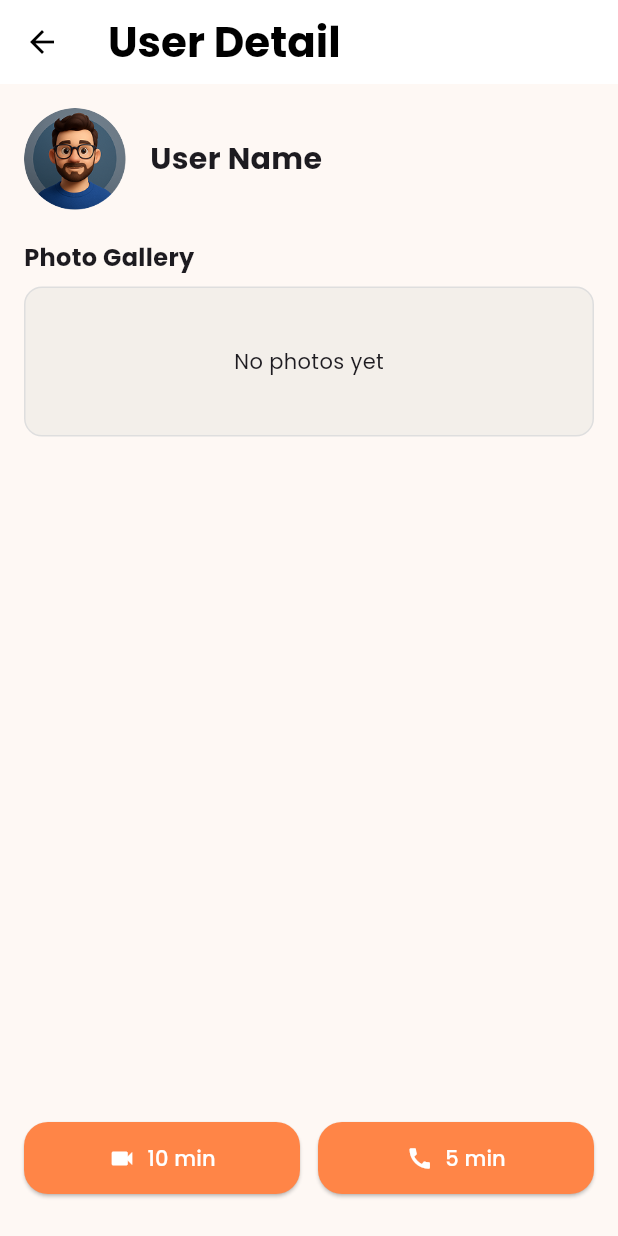
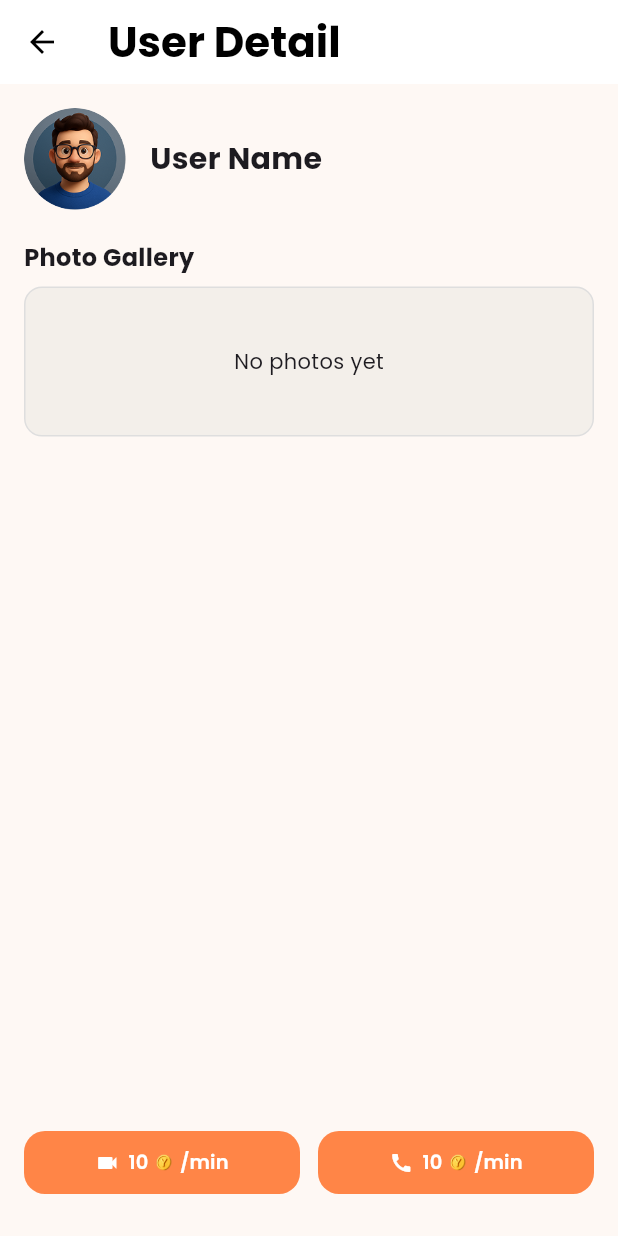
Before and after one commit to TechnovaTech/yaari-next-app, a Flutter app: the UserDetailScreen screen opened by its route, on a phone screen of 412 x 824 dp. Run offline on Flutter 3.47's test engine with Material 3 defaults, Android fonts, the phone set to English and light mode, and no system bars; our stand-ins replace google_fonts, image_picker, pinput, shared_preferences, video_player; missing offline and left inert: dart:js, dart:js_util, razorpay_flutter; accounts and stored records are empty; network calls fail; project files that could hold a hidden picture were left out.

Commit message:
feat(user-detail): add call access controls and balance checks
- Implement call access controls based on user permissions
- Add balance checks before initiating calls
- Replace static time buttons with dynamic rate buttons
- Add dialogs for call confirmation and permission requests

```diff
--- a/app_deting 2/lib/screens/user_detail_screen.dart
+++ b/app_deting 2/lib/screens/user_detail_screen.dart
@@ -4,6 +4,8 @@ import 'package:flutter/material.dart';
 import 'package:app_deting/models/profile_store.dart';
 import 'package:http/http.dart' as http;
 import 'package:shared_preferences/shared_preferences.dart';
+import '../widgets/call_dialogs.dart';
+import '../services/users_api.dart';
 
 class UserDetailScreen extends StatefulWidget {
   const UserDetailScreen({super.key});
@@ -16,10 +18,51 @@ class UserDetailScreen extends StatefulWidget {
 }
 
 class _UserDetailScreenState extends State<UserDetailScreen> {
+  int _coinBalance = 100;
+  Settings _settings = const Settings();
+  String _callAccess = 'full';
+
   @override
   void initState() {
     super.initState();
     _loadAndFetchUser();
+    _loadSettings();
+  }
+
+  Future<void> _loadSettings() async {
+    try {
+      final prefs = await SharedPreferences.getInstance();
+      final raw = prefs.getString('user');
+      String? userId;
+      if (raw != null) {
+        try {
+          final m = jsonDecode(raw);
+          final bal = m['balance'] ?? m['coins'] ?? m['amount'];
+          if (bal is int) _coinBalance = bal; else if (bal is String) _coinBalance = int.tryParse(bal) ?? _coinBalance;
+          userId = (m['_id'] ?? m['id'] ?? m['userId'])?.toString();
+          if (userId != null && userId.isNotEmpty) {
+            final liveBal = await UsersApi.fetchBalance(userId);
+            if (liveBal != null) _coinBalance = liveBal;
+          }
+        } catch (_) {}
+      }
+
+      final args = ModalRoute.of(context)?.settings.arguments;
+      if (args is Map && args['id'] != null) {
+        userId = args['id'].toString();
+      } else if (args is String && args.isNotEmpty) {
+        userId = args;
+      }
+
+      if (userId != null && userId.isNotEmpty) {
+        final users = await UsersApi.fetchUsersList();
+        final user = users.firstWhere((u) => u.id == userId, orElse: () => UserListItem(id: '', name: '', status: '', attributes: '', callAccess: 'full'));
+        _callAccess = user.callAccess;
+      }
+
+      final settings = await UsersApi.fetchSettings();
+      if (mounted) setState(() => _settings = settings);
+    } catch (_) {}
   }
 
   Future<void> _loadAndFetchUser() async {
@@ -208,40 +251,94 @@ class _UserDetailScreenState extends State<UserDetailScreen> {
       backgroundColor: UserDetailScreen.bg,
       bottomNavigationBar: SafeArea(
         minimum: const EdgeInsets.fromLTRB(16, 16, 16, 28),
-        child: Row(
-          children: [
-            Expanded(
-              child: ElevatedButton.icon(
-                style: ElevatedButton.styleFrom(
-                  backgroundColor: UserDetailScreen.accent,
-                  foregroundColor: Colors.white,
-                  shape: RoundedRectangleBorder(
-                    borderRadius: BorderRadius.circular(16),
+        child: Builder(
+          builder: (context) {
+            final bool allowVideo = _callAccess == 'video' || _callAccess == 'full';
+            final bool allowAudio = _callAccess == 'audio' || _callAccess == 'full';
+
+            final List<Widget> buttons = [];
+
+            if (allowVideo) {
+              buttons.add(
+                Expanded(
+                  child: _PriceButton(
+                    label: '${_settings.videoCallRate} min',
+                    icon: Icons.videocam,
+                    onPressed: () async {
+                      if (_coinBalance < _settings.videoCallRate) {
+                        ScaffoldMessenger.of(context).showSnackBar(
+                          const SnackBar(content: Text('Insufficient coins for video call')),
+                        );
+                        return;
+                      }
+                      await showPermissionDialog(
+                        context,
+                        type: CallType.video,
+                        onAllow: () async {
+                          await showCallConfirmDialog(
+                            context,
+                            type: CallType.video,
+                            rateLabel: '₹${_settings.videoCallRate}/min',
+                            balanceLabel: '₹$_coinBalance',
+                            onStart: () => Navigator.pushNamed(context, '/video_call'),
+                          );
+                        },
+                      );
+                    },
                   ),
-                  padding: const EdgeInsets.symmetric(vertical: 14),
                 ),
-                onPressed: () {},
-                icon: const Icon(Icons.videocam, size: 18),
-                label: const Text('10 min'),
-              ),
-            ),
-            const SizedBox(width: 12),
-            Expanded(
-              child: ElevatedButton.icon(
-                style: ElevatedButton.styleFrom(
-                  backgroundColor: UserDetailScreen.accent,
-                  foregroundColor: Colors.white,
-                  shape: RoundedRectangleBorder(
-                    borderRadius: BorderRadius.circular(16),
+              );
+            }
+
+            if (allowVideo && allowAudio) {
+              buttons.add(const SizedBox(width: 12));
+            }
+
+            if (allowAudio) {
+              buttons.add(
+                Expanded(
+                  child: _PriceButton(
+                    label: '${_settings.audioCallRate} min',
+                    icon: Icons.call,
+                    onPressed: () async {
+                      if (_coinBalance < _settings.audioCallRate) {
+                        ScaffoldMessenger.of(context).showSnackBar(
+                          const SnackBar(content: Text('Insufficient coins for audio call')),
+                        );
+                        return;
+                      }
+                      await showPermissionDialog(
+                        context,
+                        type: CallType.audio,
+                        onAllow: () async {
+                          await showCallConfirmDialog(
+                            context,
+                            type: CallType.audio,
+                            rateLabel: '₹${_settings.audioCallRate}/min',
+                            balanceLabel: '₹$_coinBalance',
+                            onStart: () => Navigator.pushNamed(context, '/audio_call'),
+                          );
+                        },
+                      );
+                    },
                   ),
-                  padding: const EdgeInsets.symmetric(vertical: 14),
                 ),
-                onPressed: () {},
-                icon: const Icon(Icons.call, size: 18),
-                label: const Text('5 min'),
-              ),
-            ),
-          ],
+              );
+            }
+
+            if (buttons.isEmpty) {
+              return const Padding(
+                padding: EdgeInsets.all(16),
+                child: Text(
+                  'No call access',
+                  textAlign: TextAlign.center,
+                  style: TextStyle(color: Colors.black54, fontSize: 14, fontWeight: FontWeight.w600),
+                ),
+              );
+            }
+
+            return Row(children: buttons);
+          },
         ),
       ),
       appBar: AppBar(
@@ -347,24 +444,65 @@ class _UserDetailScreenState extends State<UserDetailScreen> {
   }
 }
 
-class _TimeButton extends StatelessWidget {
+class _PriceButton extends StatelessWidget {
   final String label;
-  const _TimeButton({required this.label});
+  final IconData icon;
+  final VoidCallback onPressed;
+  const _PriceButton({required this.label, required this.icon, required this.onPressed});
 
   @override
   Widget build(BuildContext context) {
-    return Expanded(
-      child: ElevatedButton(
-        style: ElevatedButton.styleFrom(
-          backgroundColor: UserDetailScreen.accent,
-          foregroundColor: Colors.white,
-          shape: RoundedRectangleBorder(
-            borderRadius: BorderRadius.circular(12),
-          ),
-          padding: const EdgeInsets.symmetric(vertical: 12),
+    return ElevatedButton(
+      style: ElevatedButton.styleFrom(
+        backgroundColor: const Color(0xFFFF8547),
+        foregroundColor: Colors.white,
+        elevation: 0,
+        padding: const EdgeInsets.symmetric(horizontal: 10, vertical: 10),
+        shape: RoundedRectangleBorder(borderRadius: BorderRadius.circular(14)),
+        minimumSize: const Size(0, 42),
+        tapTargetSize: MaterialTapTargetSize.shrinkWrap,
+      ),
+      onPressed: onPressed,
+      child: FittedBox(
+        fit: BoxFit.scaleDown,
+        alignment: Alignment.center,
+        child: Row(
+        mainAxisAlignment: MainAxisAlignment.center,
+        mainAxisSize: MainAxisSize.min,
+        children: [
+          Icon(icon, size: 16, color: Colors.white),
+          const SizedBox(width: 6),
+          ...() {
+            final tokens = label.split(' ');
+            final amount = tokens.isNotEmpty ? tokens.first : label;
+            final hasMin = label.toLowerCase().contains('min');
+            final rest = hasMin
+                ? '/min'
+                : (tokens.length > 1 ? ' ${tokens.sublist(1).join(' ')}' : '');
+            return [
+              Text(
+                amount,
+                maxLines: 1,
+                softWrap: false,
+                overflow: TextOverflow.visible,
+                style: const TextStyle(fontSize: 13, fontWeight: FontWeight.w600),
+              ),
+              const SizedBox(width: 4),
+              Image.asset('assets/images/coin.png', width: 13, height: 13),
+              if (rest.isNotEmpty) ...[
+                const SizedBox(width: 4),
+                Text(
+                  rest,
+                  maxLines: 1,
+                  softWrap: false,
+                  overflow: TextOverflow.visible,
+                  style: const TextStyle(fontSize: 13, fontWeight: FontWeight.w600),
+                ),
+              ],
+            ];
+          }(),
+        ],
         ),
-        onPressed: () {},
-        child: Text(label, style: const TextStyle(fontWeight: FontWeight.w700)),
       ),
     );
   }
```
